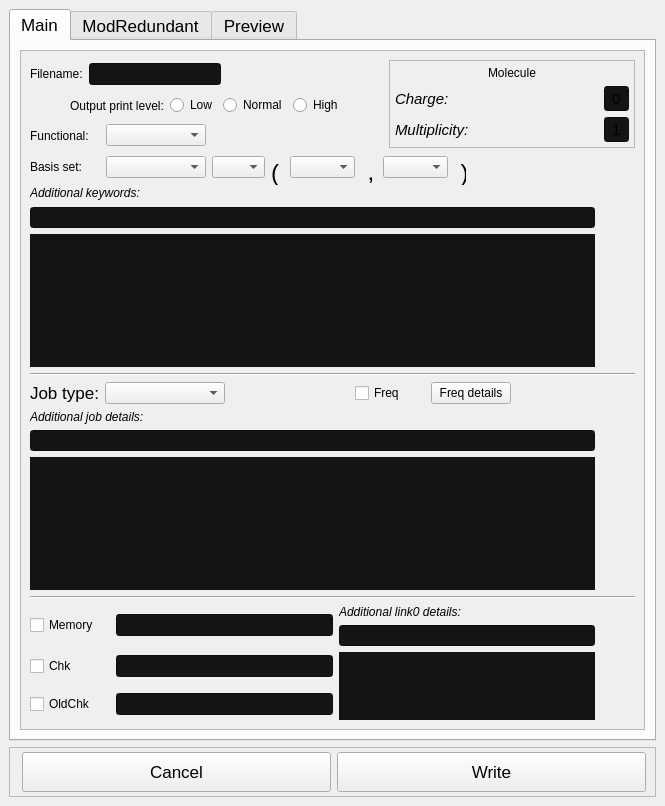
isaksengeir/REACT, file UIs/SetupWindow.ui: the form before one commit.
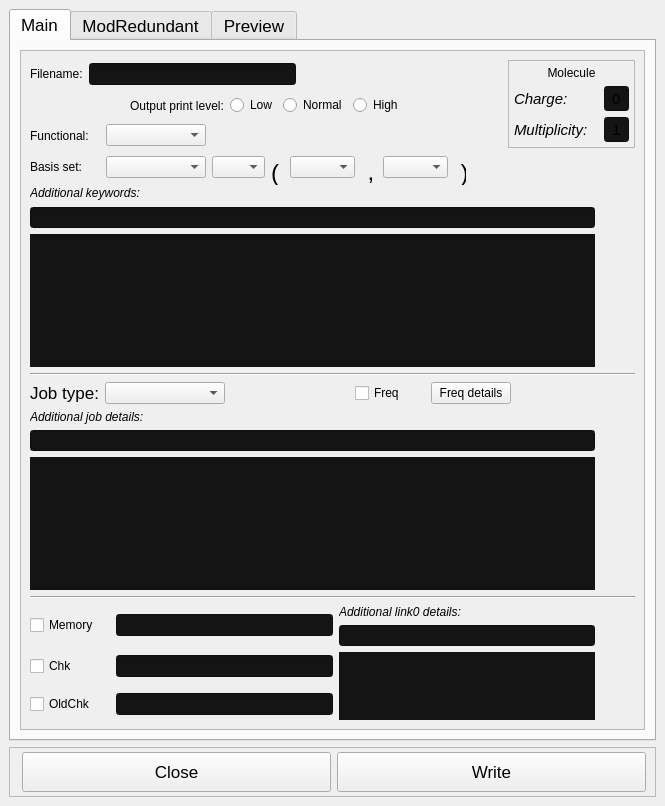
The form after the commit. Icons and pictures are not drawn.

Commit message: CalcSetup: Preview  and write button working (incl. IRC jobtype!)

Diff of the .ui file:
```diff
--- a/UIs/SetupWindow.ui
+++ b/UIs/SetupWindow.ui
@@ -105,6 +105,12 @@
             </item>
             <item row="0" column="1" rowspan="3">
              <widget class="QFrame" name="frame">
+              <property name="maximumSize">
+               <size>
+                <width>127</width>
+                <height>96</height>
+               </size>
+              </property>
               <property name="frameShape">
                <enum>QFrame::StyledPanel</enum>
               </property>
@@ -1985,7 +1991,7 @@
             </size>
            </property>
            <property name="text">
-            <string>Cancel</string>
+            <string>Close</string>
            </property>
           </widget>
          </item>
```
Left out of the diff: 29 changed lines with no effect on the pictures. The commit also changes 3 other files.
